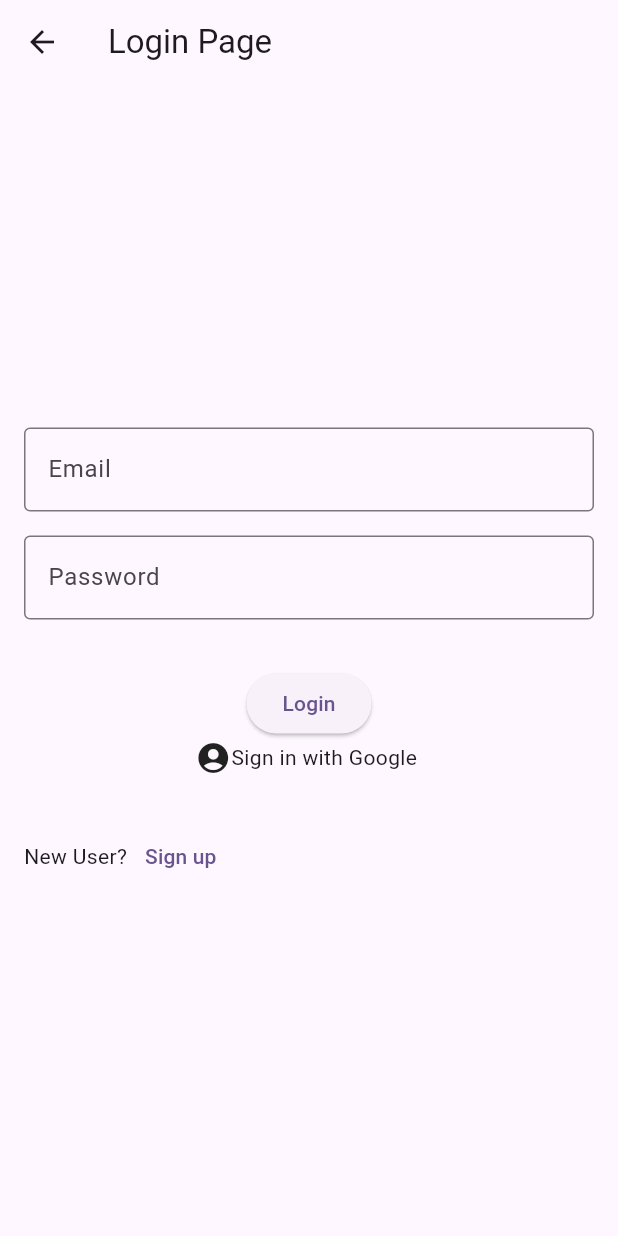
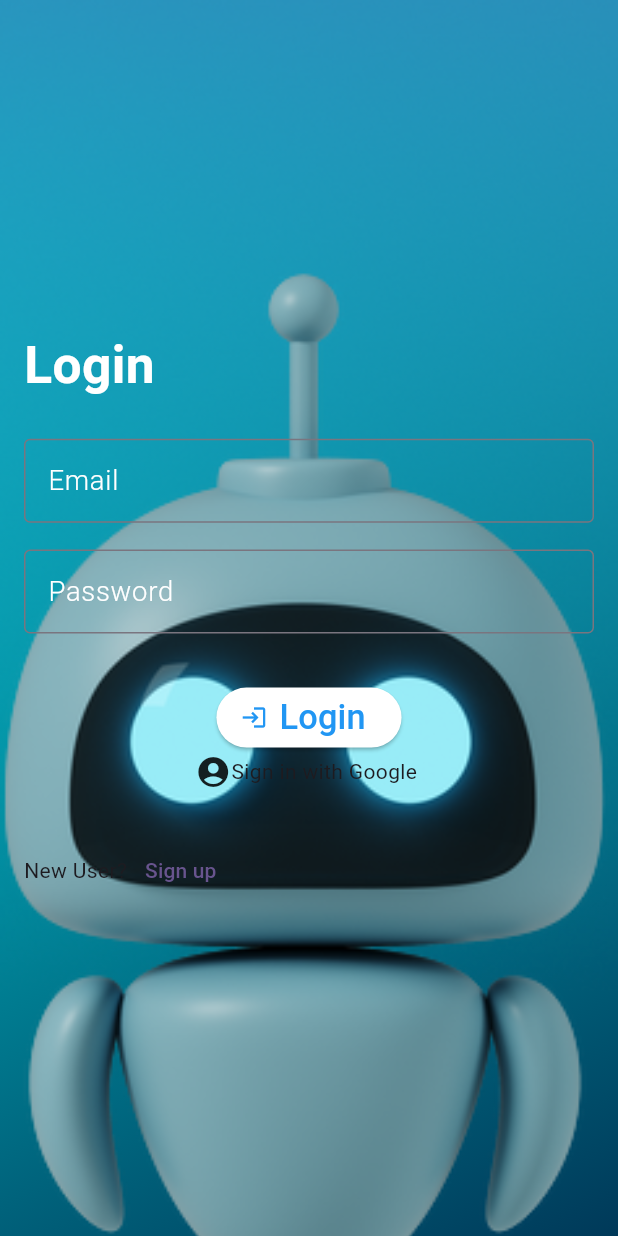
Before and after one commit to rudramistry001/ApnaChat, a Flutter app: the LoginPage screen opened by its route, on a phone screen of 412 x 824 dp. Run offline on Flutter 3.47's test engine with Material 3 defaults, Android fonts, the light colour scheme and no system bars; our stand-ins replace cached_network_image, carousel_slider, cloud_firestore, firebase_auth, firebase_core, firebase_storage and 4 more; accounts and stored records are empty; project files that could hold a hidden picture were left out.

Commit message:
loginscreen new ui commit

```diff
--- a/login/lib/auth/loginscreen.dart
+++ b/login/lib/auth/loginscreen.dart
@@ -2,6 +2,7 @@
 
 import 'package:firebase_auth/firebase_auth.dart';
 import 'package:flutter/material.dart';
+import 'package:flutter_screenutil/flutter_screenutil.dart';
 import 'package:login/api/apis.dart';
 import 'package:login/auth/firebase_auth_servies.dart';
 import 'package:login/auth/signuppage.dart';
@@ -33,28 +34,75 @@ class _LoginPageState extends State<LoginPage> {
   @override
   Widget build(BuildContext context) {
     return Scaffold(
-      appBar: AppBar(
-        title: const Text('Login Page'),
+          body: Stack(
+        children: [
+
+          // Background Image
+          Center(
+            child: Align(
+              alignment: Alignment.topCenter,
+              child: Container(
+                decoration:const  BoxDecoration(
+                  //gradient: LinearGradient(colors: Colors.white ),
+                  gradient: LinearGradient(
+              begin: Alignment.topLeft,
+              end: Alignment.bottomRight,
+              colors: [
+                                Color.fromRGBO(0, 248, 248, 1),
+
+                                Color.fromRGBO(0, 57, 89, 1),
+
+              ],
             ),
-      body: Padding(
+                  image: DecorationImage(
+                    image: AssetImage("assets/images/login_frame.png"),
+                    fit: BoxFit.cover,
+                  ),
+                ),
+              ),
+            ),
+          ),
+ Padding(
         padding: const EdgeInsets.all(16.0),
         child: Column(
           mainAxisAlignment: MainAxisAlignment.center,
           children: [
+
+            Align(
+              alignment: Alignment.topLeft,
+              child: Text("Login",style: TextStyle(
+                color: Colors.white,
+                fontSize: 30.sp,
+                fontWeight: FontWeight.w600,
+              ),
+              ),
+            ),
+            20.verticalSpace,
             TextField(
               controller: emailController,
               keyboardType: TextInputType.emailAddress,
-              decoration: const InputDecoration(
+              decoration:  InputDecoration(
                 labelText: 'Email',
+                labelStyle: TextStyle(
+                  fontSize: 16.sp,
+                  fontWeight: FontWeight.w300,
+                  color: Colors.white,
+                ),
                 border: OutlineInputBorder(),
               ),
             ),
-            const SizedBox(height: 16.0),
+            15.verticalSpace,
             TextField(
               controller: passwordController,
               obscureText: true,
-              decoration: const InputDecoration(
+              decoration:  InputDecoration(
                 labelText: 'Password',
+
+                labelStyle: TextStyle(
+                  fontSize: 16.sp,
+                  fontWeight: FontWeight.w300,
+                  color: Colors.white,
+                ),
                 border: OutlineInputBorder(),
               ),
             ),
@@ -63,14 +111,18 @@ class _LoginPageState extends State<LoginPage> {
                 ? const CircularProgressIndicator(
                     color: Colors.black,
                   )
-                : ElevatedButton(
+                : ElevatedButton.icon(
+  icon: const Icon(Icons.login, color: Colors.blue),
   onPressed: () {
     print('Email: ${emailController.text}');
     print('Password: ${passwordController.text}');
     _signIn();
     APIs.updateActiveStatus(true);
   },
-                    child: const Text('Login'),
+  label: Text("Login",style: TextStyle(color: Colors.blue, fontSize: 20.sp, ),),
+  style: ButtonStyle(
+    backgroundColor: MaterialStateProperty.all<Color>(Colors.white), // Change the color here
+  ),
 ),
             InkWell(
               onTap: () {
@@ -104,7 +156,8 @@ class _LoginPageState extends State<LoginPage> {
           ],
         ),
       ),
-    );
+
+    ]),);
   }
 
   void _signIn() async {
--- a/login/lib/screens/onboard_screen.dart
+++ b/login/lib/screens/onboard_screen.dart
@@ -2,6 +2,7 @@
 
 import 'package:carousel_slider/carousel_slider.dart';
 import 'package:flutter/material.dart';
+import 'package:flutter_screenutil/flutter_screenutil.dart';
 import 'package:login/auth/loginscreen.dart';
 import 'package:login/auth/signuppage.dart';
 import 'package:smooth_page_indicator/smooth_page_indicator.dart';
@@ -94,7 +95,7 @@ class _OnBoardScreenState extends State<OnBoardScreen> {
           ),
           // Buttons at the bottom
           Padding(
-            padding: const EdgeInsets.all(20.0),
+            padding: EdgeInsets.all(20.0.sp),
             child: Row(
               mainAxisAlignment: MainAxisAlignment.spaceBetween,
               children: [
@@ -116,7 +117,7 @@ class _OnBoardScreenState extends State<OnBoardScreen> {
                       // Set button border
                       shape: RoundedRectangleBorder(
                         borderRadius: BorderRadius.circular(
-                            10.0), // Adjust the border radius as needed
+                            10.0.sp), // Adjust the border radius as needed
                         side: const BorderSide(
                             color: Colors.blue), // Set border color
                       ),
@@ -149,16 +150,18 @@ class _OnBoardScreenState extends State<OnBoardScreen> {
                     child: const Text("Sign Up"),
                   ),
                 if (_currentPage < 2)
-                  ElevatedButton(
-                    onPressed: () {
+                  Padding(
+                    padding: EdgeInsets.all(16.0.sp),
+                    child: InkWell(
+                      onTap: () {
                         _carouselController.jumpToPage(2);
                       },
-                    style: ElevatedButton.styleFrom(
-                      // Set button size
-                      foregroundColor: Colors.grey,
-                      backgroundColor: Colors.white,
-                      minimumSize: const Size(120, 50),
-                    ),
+                      // style: ElevatedButton.styleFrom(
+                      //   // Set button size
+                      //   foregroundColor: Colors.grey,
+                      //   backgroundColor: Colors.white,
+                      //   minimumSize: const Size(120, 50),
+                      // ),
                       child: const Row(
                         children: [
                           Text(
@@ -172,6 +175,7 @@ class _OnBoardScreenState extends State<OnBoardScreen> {
                             size: 20.0, // Adjust the size as needed
                           ),
                         ],
+                      ),
                     ),
                   ),
                 if (_currentPage < 2)
```
Also changed, not shown: login/assets/images/login_frame.png (added), login/assets/images/login_frame.svg (added). Lines whose indentation alone changed are shown as unchanged.
